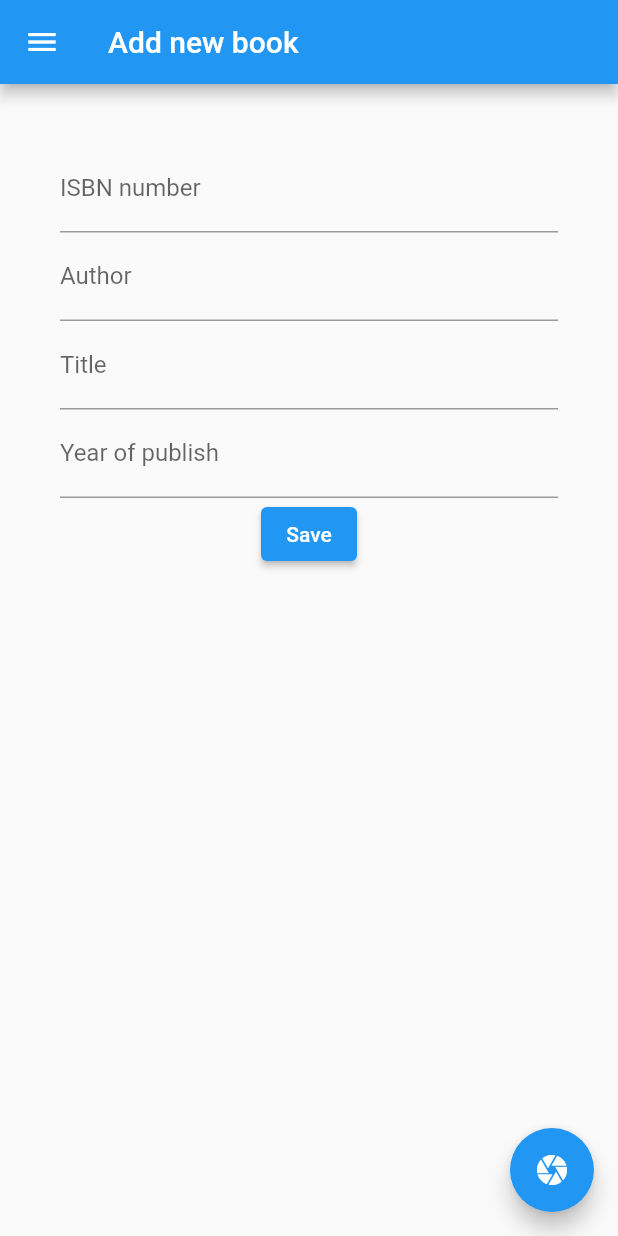
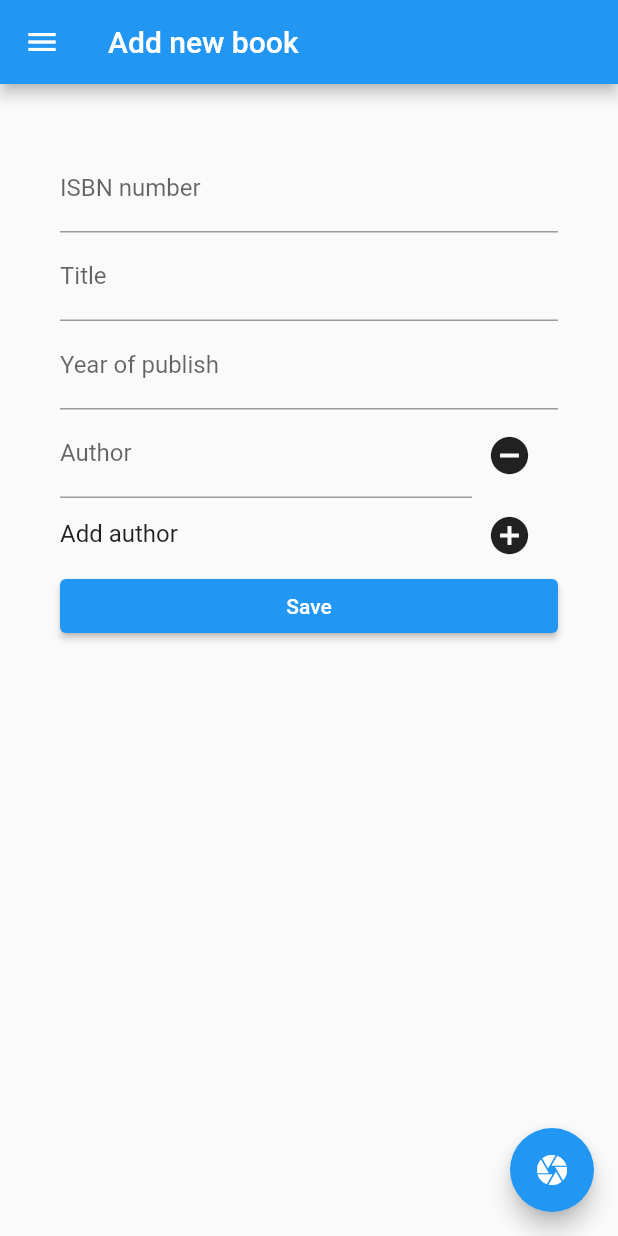
Before and after one commit to hegeds/digital_library, a Flutter app: the NewBookPage screen opened by its route, on a phone screen of 412 x 824 dp. Run offline on Flutter 3.47's test engine with Material 2 defaults, Android fonts, the phone set to English and light mode, and no system bars; our stand-ins replace open_file, sqflite; missing offline and left inert: excel_dart, flutter_barcode_scanner; accounts and stored records are empty.

```diff
--- a/lib/api.dart
+++ b/lib/api.dart
@@ -18,8 +18,8 @@ Future<Book?> fetchBookFromGoogle(String isbn, {Client? client}) async {
     var volumeInfo = body['items'][0]['volumeInfo'];
     String publishedInfo = volumeInfo['publishedDate'];
     var publishedYear = publishedInfo.split("-")[0];
-    return Book(isbn, volumeInfo['authors'][0], volumeInfo['title'],
-        int.parse(publishedYear));
+    var authors = List<String>.from(volumeInfo['authors']);
+    return Book(isbn, authors, volumeInfo['title'], int.parse(publishedYear));
   } else {
     return null;
   }
--- a/lib/components/list.dart
+++ b/lib/components/list.dart
@@ -17,7 +17,7 @@ class BookList extends StatelessWidget {
                   child: Text(books[index].title[0]),
                 ),
                 title: Text(books[index].title),
-                subtitle: Text(books[index].author),
+                subtitle: Text(books[index].getAuthorsAsString()),
                 trailing: const Icon(Icons.info_outline))));
   }
 }
--- a/lib/database.dart
+++ b/lib/database.dart
@@ -25,11 +25,16 @@ const migrations = [
     'CREATE TABLE books(isbn TEXT PRIMARY KEY, author TEXT, title TEXT, published INTEGER);'
   ], [
     'DROP TABLE books;'
+  ]),
+  Migration([
+    'ALTER TABLE books RENAME COLUMN author TO authors;',
+  ], [
+    'ALTER TABLE books RENAME COLUMN authors TO author;',
   ])
 ];
 
 Future<Database> connectToDatabase(
-    {int version = 1,
+    {int version = 2,
     List<Migration> migrations = migrations,
     bool isInMemory = false}) async {
   var dbPath = join(await getDatabasesPath(), 'library.db');
--- a/lib/model.dart
+++ b/lib/model.dart
@@ -1,19 +1,23 @@
 class Book {
-  String author = '';
+  List<String> authors = [];
   String title = '';
   String isbn = '';
   int published = 0;
 
   @override
   String toString() {
-    return '$isbn - Author: $author; Title: $title; Published: $published';
+    return '$isbn - Authors: ${getAuthorsAsString()}; Title: $title; Published: $published';
   }
 
-  Book(this.isbn, this.author, this.title, this.published);
+  Book(this.isbn, this.authors, this.title, this.published);
+
+  String getAuthorsAsString() {
+    return authors.join(';');
+  }
 
   Map<String, dynamic> toMap() {
     return {
-      'author': author,
+      'authors': getAuthorsAsString(),
       'title': title,
       'isbn': isbn,
       'published': published
--- a/lib/pages/create.dart
+++ b/lib/pages/create.dart
@@ -12,24 +12,22 @@ class NewBookPage extends StatefulWidget {
   const NewBookPage({Key? key}) : super(key: key);
 
   @override
-  State<StatefulWidget> createState() => _NewBookPAgeState();
+  State<StatefulWidget> createState() => _NewBookPageState();
 }
 
-class _NewBookPAgeState extends State<NewBookPage> {
-  _NewBookPAgeState() {
-    formControllers = {
-      'isbn': TextEditingController(),
-      'author': TextEditingController(),
-      'title': TextEditingController(),
-      'published': TextEditingController(),
-    };
-  }
-
-  Map<String, TextEditingController> formControllers = {};
+class _NewBookPageState extends State<NewBookPage> {
+  var isbnController = TextEditingController();
+  var titleController = TextEditingController();
+  var publishYearController = TextEditingController();
+  var authorControllers = [TextEditingController()];
 
   @override
   void dispose() {
-    for (var controller in formControllers.values) {
+    isbnController.dispose();
+    titleController.dispose();
+    publishYearController.dispose();
+
+    for (var controller in authorControllers) {
       controller.dispose();
     }
     super.dispose();
@@ -42,26 +40,44 @@ class _NewBookPAgeState extends State<NewBookPage> {
     var fetchedBook = await fetchBookFromGoogle(barCode);
     if (fetchedBook != null) {
       setState(() {
-        formControllers['isbn']!.text = fetchedBook.isbn;
-        formControllers['author']!.text = fetchedBook.author;
-        formControllers['title']!.text = fetchedBook.title;
-        formControllers['published']!.text = fetchedBook.published.toString();
+        isbnController.text = fetchedBook.isbn;
+        titleController.text = fetchedBook.title;
+        publishYearController.text = '${fetchedBook.published}';
+
+        authorControllers = fetchedBook.authors
+            .map((author) => TextEditingController(text: author))
+            .toList();
       });
     }
   }
 
   void _createBook() async {
     Book book = Book(
-        formControllers['isbn']!.text,
-        formControllers['author']!.text,
-        formControllers['title']!.text,
-        int.parse(formControllers['published']!.text));
+        isbnController.text,
+        authorControllers.map((controller) => controller.text).toList(),
+        titleController.text,
+        int.parse(publishYearController.text));
     Database db = await connectToDatabase();
     await SQLiteShelf(db).addBook(book);
 
-    for (var controller in formControllers.values) {
+    isbnController.clear();
+    titleController.clear();
+    publishYearController.clear();
+    for (var controller in authorControllers) {
       controller.clear();
     }
+  }
+
+  void _removeAuthorInput(TextEditingController controller) {
+    setState(() {
+      authorControllers.remove(controller);
+    });
+  }
+
+  void _addNewAuthorInput() {
+    setState(() {
+      authorControllers.add(TextEditingController());
+    });
   }
 
   @override
@@ -75,26 +91,60 @@ class _NewBookPAgeState extends State<NewBookPage> {
       ),
       body: Container(
           padding: const EdgeInsets.all(40.0),
-          child: Column(
+          child: ListView(
             children: [
               TextField(
                 decoration: const InputDecoration(label: Text('ISBN number')),
-                controller: formControllers['isbn'],
+                controller: isbnController,
                 keyboardType: TextInputType.number,
               ),
               TextField(
-                decoration: const InputDecoration(label: Text('Author')),
-                controller: formControllers['author'],
-              ),
-              TextField(
                 decoration: const InputDecoration(label: Text('Title')),
-                controller: formControllers['title'],
+                controller: titleController,
               ),
               TextField(
                 decoration:
                     const InputDecoration(label: Text('Year of publish')),
-                controller: formControllers['published'],
+                controller: publishYearController,
                 keyboardType: TextInputType.number,
+              ),
+              ...List<Widget>.from(authorControllers.map((controller) {
+                return Row(children: [
+                  SizedBox(
+                    width: MediaQuery.of(context).size.width -
+                        MediaQuery.of(context).size.width / 3,
+                    child: TextField(
+                      decoration: const InputDecoration(label: Text('Author')),
+                      controller: controller,
+                    ),
+                  ),
+                  IconButton(
+                      alignment: Alignment.bottomRight,
+                      iconSize: 30,
+                      onPressed: () {
+                        _removeAuthorInput(controller);
+                      },
+                      icon: const Icon(Icons.remove_circle))
+                ]);
+              })),
+              Row(
+                children: [
+                  SizedBox(
+                    width: MediaQuery.of(context).size.width -
+                        MediaQuery.of(context).size.width / 3,
+                    child: const Text(
+                      style: TextStyle(fontSize: 16.0),
+                      'Add author',
+                    ),
+                  ),
+                  IconButton(
+                      alignment: Alignment.bottomRight,
+                      iconSize: 30,
+                      onPressed: () {
+                        _addNewAuthorInput();
+                      },
+                      icon: const Icon(Icons.add_circle)),
+                ],
               ),
               ElevatedButton(
                   onPressed: () => {_createBook()}, child: const Text('Save')),
--- a/lib/storage.dart
+++ b/lib/storage.dart
@@ -51,7 +51,7 @@ class SQLiteShelf implements BookShelf {
   Book _transformQueryResultToBook(Map<String, dynamic> result) {
     return Book(
       result['isbn'],
-      result['author'],
+      result['authors'].split(';'),
       result['title'],
       result['published'],
     );
```
Also changed, not shown: lib/exporter.dart (+7 -2 lines), 4 other files.
